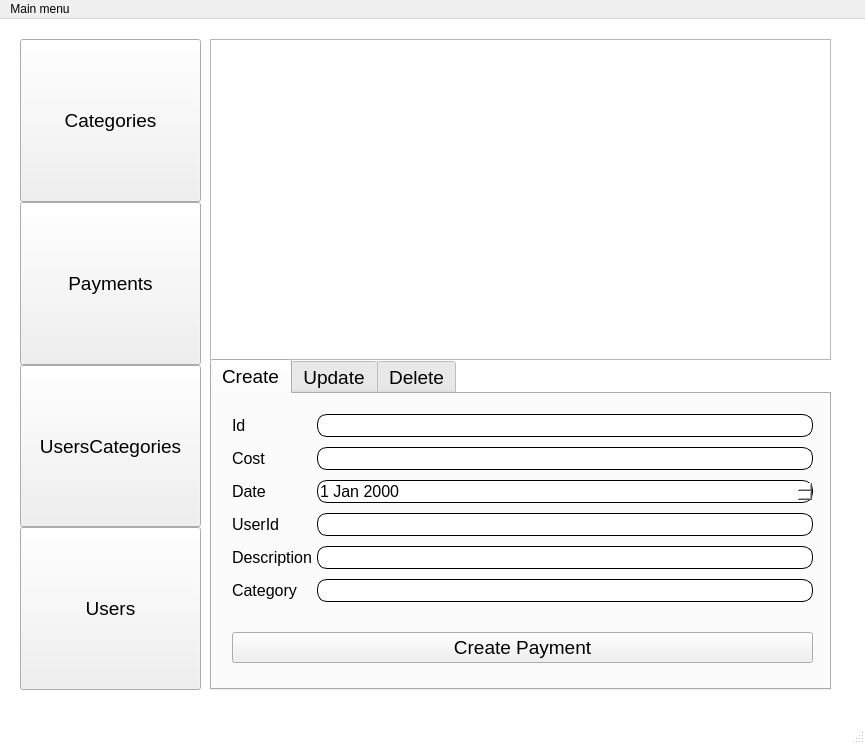
First picture: the form in mainwindow.ui, repository ihareal/budgeting, before the edit.
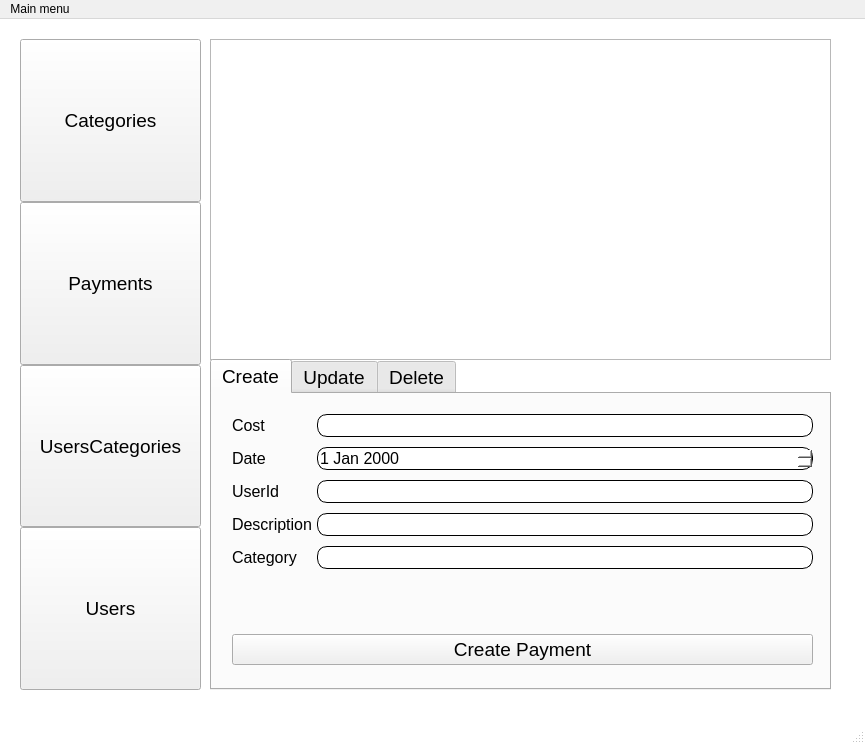
Second picture: the form after the edit. The open tabs and pages were chosen to show the change.

```diff
--- a/mainwindow.ui
+++ b/mainwindow.ui
@@ -884,7 +884,7 @@
             <x>20</x>
             <y>20</y>
             <width>581</width>
-            <height>300</height>
+            <height>321</height>
            </rect>
           </property>
           <layout class="QFormLayout" name="formLayout_4">
@@ -895,46 +895,6 @@
             <number>10</number>
            </property>
            <item row="0" column="0">
-            <widget class="QLabel" name="label_7">
-             <property name="font">
-              <font>
-               <family>Segoe UI</family>
-               <pointsize>12</pointsize>
-              </font>
-             </property>
-             <property name="text">
-              <string>Id</string>
-             </property>
-            </widget>
-           </item>
-           <item row="0" column="1">
-            <widget class="QLineEdit" name="paymentsIdEditField_2">
-             <property name="minimumSize">
-              <size>
-               <width>0</width>
-               <height>0</height>
-              </size>
-             </property>
-             <property name="font">
-              <font>
-               <family>Segoe UI</family>
-               <pointsize>12</pointsize>
-              </font>
-             </property>
-             <property name="styleSheet">
-              <string notr="true">#paymentsIdEditField_2{
-background-color: white; 
-border-style: outset;
-border-width: 1px;
-border-radius: 10px;
-}</string>
-             </property>
-             <property name="readOnly">
-              <bool>true</bool>
-             </property>
-            </widget>
-           </item>
-           <item row="1" column="0">
             <widget class="QLabel" name="label_8">
              <property name="font">
               <font>
@@ -947,7 +907,7 @@
              </property>
             </widget>
            </item>
-           <item row="1" column="1">
+           <item row="0" column="1">
             <widget class="QLineEdit" name="paymentsCostEditField_2">
              <property name="font">
               <font>
@@ -965,7 +925,7 @@
              </property>
             </widget>
            </item>
-           <item row="2" column="0">
+           <item row="1" column="0">
             <widget class="QLabel" name="label_9">
              <property name="font">
               <font>
@@ -978,7 +938,7 @@
              </property>
             </widget>
            </item>
-           <item row="2" column="1">
+           <item row="1" column="1">
             <widget class="QDateEdit" name="paymentsDateEditField_2">
              <property name="font">
               <font>
@@ -996,7 +956,7 @@
              </property>
             </widget>
            </item>
-           <item row="3" column="0">
+           <item row="2" column="0">
             <widget class="QLabel" name="label_10">
              <property name="font">
               <font>
@@ -1009,7 +969,7 @@
              </property>
             </widget>
            </item>
-           <item row="3" column="1">
+           <item row="2" column="1">
             <widget class="QLineEdit" name="paymentsUserIdEditField_2">
              <property name="font">
               <font>
@@ -1027,7 +987,7 @@
              </property>
             </widget>
            </item>
-           <item row="4" column="0">
+           <item row="3" column="0">
             <widget class="QLabel" name="label_11">
              <property name="font">
               <font>
@@ -1040,7 +1000,7 @@
              </property>
             </widget>
            </item>
-           <item row="4" column="1">
+           <item row="3" column="1">
             <widget class="QLineEdit" name="paymentsDescriptionEditField_2">
              <property name="font">
               <font>
@@ -1058,7 +1018,7 @@
              </property>
             </widget>
            </item>
-           <item row="5" column="0">
+           <item row="4" column="0">
             <widget class="QLabel" name="label_12">
              <property name="font">
               <font>
@@ -1071,7 +1031,7 @@
              </property>
             </widget>
            </item>
-           <item row="5" column="1">
+           <item row="4" column="1">
             <widget class="QLineEdit" name="paymentsCategoryEditField_2">
              <property name="font">
               <font>
@@ -1089,13 +1049,13 @@
              </property>
             </widget>
            </item>
-           <item row="7" column="0" colspan="2">
+           <item row="6" column="0" colspan="2">
             <layout class="QHBoxLayout" name="horizontalLayout_2">
              <property name="spacing">
               <number>1</number>
              </property>
              <property name="topMargin">
-              <number>20</number>
+              <number>55</number>
              </property>
              <item>
               <widget class="QPushButton" name="paymentCreateBtn_2">
```
